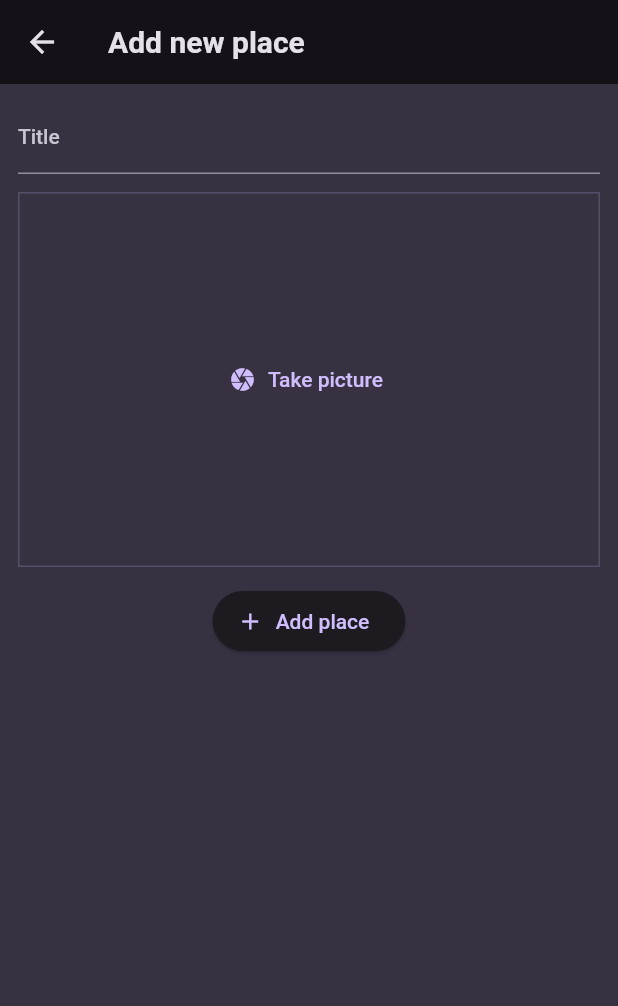
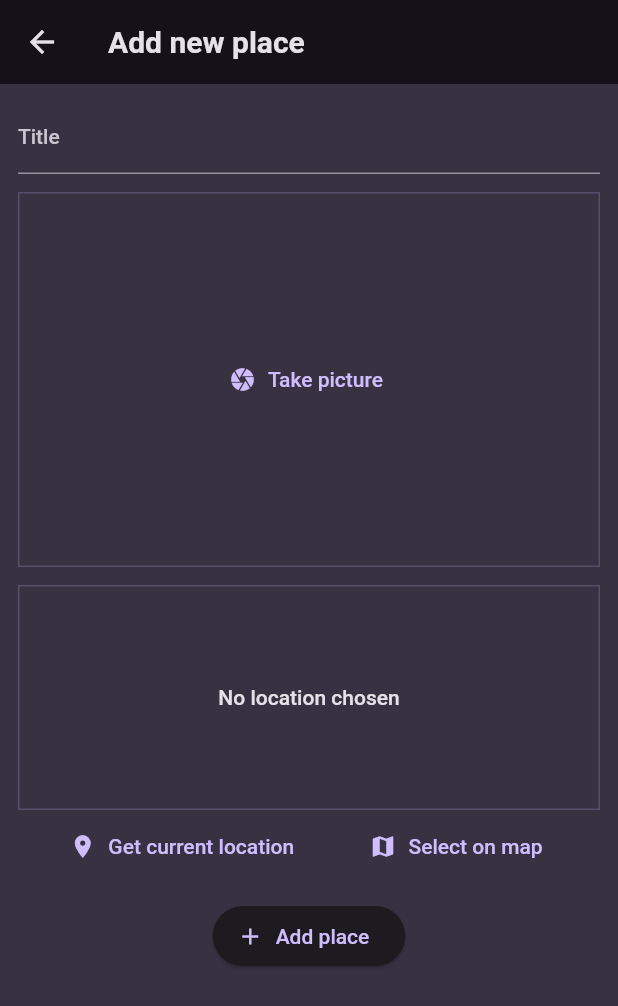
Before and after one commit to vicentedpsantos/favorite_places, a Flutter app: the AddPlaceScreen screen opened directly, on a phone screen of 412 x 824 dp. Shown: the top 1006 px of the screen. Run offline on Flutter 3.47's test engine with Material 2 defaults, Android fonts, the phone set to English and light mode, and no system bars; our stand-ins replace flutter_riverpod, google_fonts, image_picker, location.

Commit message:
Add LocationInput widget

```diff
--- a/lib/screens/add_place.dart
+++ b/lib/screens/add_place.dart
@@ -2,9 +2,10 @@ import 'dart:io';
 import 'package:flutter/material.dart';
 import 'package:flutter_riverpod/flutter_riverpod.dart';
 
+import 'package:favorite_places/models/place.dart';
 import 'package:favorite_places/providers/user_places.dart';
 import 'package:favorite_places/widgets/image_input.dart';
-import 'package:favorite_places/models/place.dart';
+import 'package:favorite_places/widgets/location_input.dart';
 
 class AddPlaceScreen extends ConsumerStatefulWidget {
   const AddPlaceScreen({super.key});
@@ -58,6 +59,8 @@ class _AddPlaceScreenState extends ConsumerState<AddPlaceScreen> {
             const SizedBox(height: 12),
             ImageInput(onSetPicture: _onSetPicture),
             const SizedBox(height: 12),
+            LocationInput(),
+            const SizedBox(height: 12),
             ElevatedButton.icon(
               onPressed: _addPlace,
               icon: const Icon(Icons.add),
--- /dev/null
+++ b/lib/widgets/location_input.dart
@@ -0,0 +1,79 @@
+import 'package:flutter/material.dart';
+import 'package:location/location.dart';
+
+class LocationInput extends StatefulWidget {
+  const LocationInput({super.key});
+
+  @override
+  State<LocationInput> createState() => _LocationInputState();
+}
+
+class _LocationInputState extends State<LocationInput> {
+  void _getCurrentLocation() async {
+    Location location = Location();
+
+    bool serviceEnabled;
+    PermissionStatus permissionGranted;
+    LocationData locationData;
+
+    serviceEnabled = await location.serviceEnabled();
+    if (!serviceEnabled) {
+      serviceEnabled = await location.requestService();
+      if (!serviceEnabled) {
+        return;
+      }
+    }
+
+    permissionGranted = await location.hasPermission();
+    if (permissionGranted == PermissionStatus.denied) {
+      permissionGranted = await location.requestPermission();
+      if (permissionGranted != PermissionStatus.granted) {
+        return;
+      }
+    }
+
+    _locationData = await location.getLocation();
+  }
+
+  @override
+  Widget build(BuildContext context) {
+    return Column(
+      children: [
+        Container(
+          alignment: Alignment.center,
+          height: 150,
+          width: double.infinity,
+          decoration: BoxDecoration(
+            border: Border.all(
+              width: 1,
+              color: Theme.of(context).colorScheme.primary.withOpacity(0.2),
+            ),
+          ),
+          child: Text(
+            'No location chosen',
+            textAlign: TextAlign.center,
+            style: Theme.of(context)
+                .textTheme
+                .bodyLarge!
+                .copyWith(color: Theme.of(context).colorScheme.onBackground),
+          ),
+        ),
+        Row(
+          mainAxisAlignment: MainAxisAlignment.spaceEvenly,
+          children: [
+            TextButton.icon(
+              icon: const Icon(Icons.location_on),
+              label: const Text('Get current location'),
+              onPressed: () {},
+            ),
+            TextButton.icon(
+              icon: const Icon(Icons.map),
+              label: const Text('Select on map'),
+              onPressed: () {},
+            ),
+          ],
+        ),
+      ],
+    );
+  }
+}
--- a/pubspec.yaml
+++ b/pubspec.yaml
@@ -39,6 +39,7 @@ dependencies:
   uuid: ^3.0.7
   flutter_riverpod: ^2.3.6
   image_picker: ^0.8.9
+  location: ^4.4.0
 
 dev_dependencies:
   flutter_test:
```
Also changed, not shown: pubspec.lock, 3 other files.
